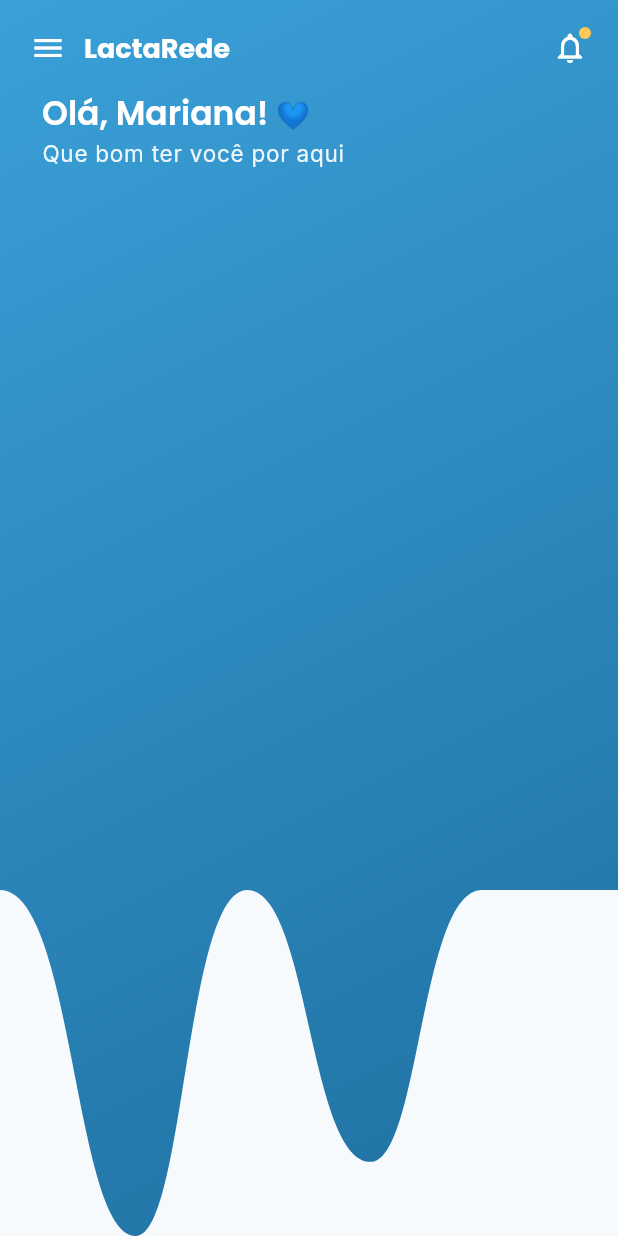
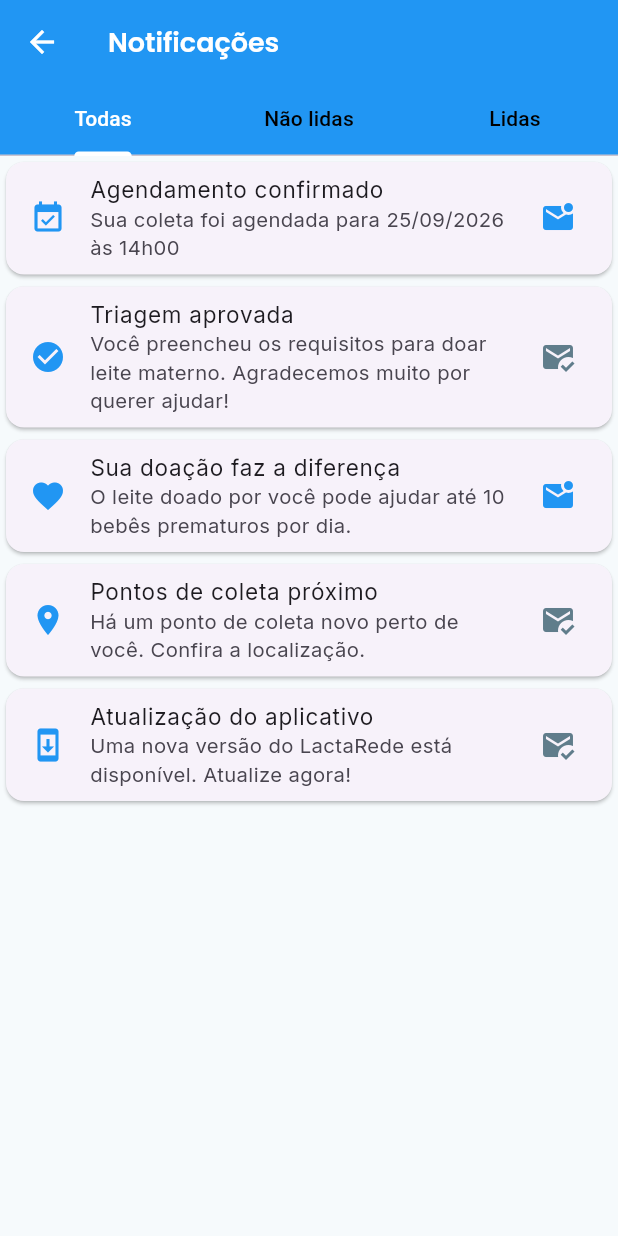
Before and after one commit to isaconstance/LactaRede-App, a Flutter app: the _HomeHeader widget shown alone on an empty page, opened directly, after a tap on the "notifications none" icon, on a phone screen of 412 x 824 dp. Run offline on Flutter 3.47's test engine with Material 3 defaults, Android fonts, the phone set to English and light mode, and no system bars; our stand-ins replace google_fonts.

Commit message:
Criação das telas: Ajuda e suporte, Notificações e Agendamentos

```diff
--- a/lib/main.dart
+++ b/lib/main.dart
@@ -1,4 +1,6 @@
 import 'package:flutter/material.dart';
+import 'package:lactarede/screens/agendamentos_screen.dart';
+import 'package:lactarede/screens/help_screen.dart';
 import 'theme/app_theme.dart';
 import 'screens/home_screen.dart';
 import 'screens/account_screen.dart';
@@ -19,6 +21,8 @@ class LactaRedeApp extends StatelessWidget {
       routes: {
         '/inicio': (_) => const HomeScreen(),
         '/conta': (_) => const AccountScreen(),
+        '/ajuda': (_) => const HelpScreen(),
+        '/agendamentos': (_) => const AgendamentosScreen(),
       },
     );
   }
--- a/lib/screens/home_screen.dart
+++ b/lib/screens/home_screen.dart
@@ -1,4 +1,5 @@
 import 'package:flutter/material.dart';
+import 'package:lactarede/screens/notifications_screen.dart';
 import '../theme/app_theme.dart';
 import '../widgets/app_drawer.dart';
 import '../widgets/wave_clipper.dart';
@@ -104,7 +105,14 @@ class _HomeHeader extends StatelessWidget {
                           Icons.notifications_none,
                           color: Colors.white,
                         ),
-                        onPressed: () {},
+                        onPressed: () {
+                          Navigator.push(
+                            context,
+                            MaterialPageRoute(
+                              builder: (context) => const NotificationsScreen(),
+                            ),
+                          );
+                        },
                       ),
                       Positioned(
                         right: 10,
--- /dev/null
+++ b/lib/screens/notifications_screen.dart
@@ -0,0 +1,123 @@
+import 'package:flutter/material.dart';
+
+class NotificationsScreen extends StatefulWidget {
+  const NotificationsScreen({Key? key}) : super(key: key);
+
+  @override
+  State<NotificationsScreen> createState() => _NotificationsScreenState();
+}
+
+class _NotificationsScreenState extends State<NotificationsScreen>
+    with SingleTickerProviderStateMixin {
+  late TabController _tabController;
+
+  final List<Map<String, dynamic>> notifications = [
+    {
+      "title": "Agendamento confirmado",
+      "subtitle": "Sua coleta foi agendada para 25/09/2026 às 14h00",
+      "icon": Icons.event_available,
+      "read": false,
+    },
+    {
+      "title": "Triagem aprovada",
+      "subtitle":
+          "Você preencheu os requisitos para doar leite materno. Agradecemos muito por querer ajudar!",
+      "icon": Icons.check_circle,
+      "read": true,
+    },
+    {
+      "title": "Sua doação faz a diferença",
+      "subtitle":
+          "O leite doado por você pode ajudar até 10 bebês prematuros por dia.",
+      "icon": Icons.favorite,
+      "read": false,
+    },
+    {
+      "title": "Pontos de coleta próximo",
+      "subtitle":
+          "Há um ponto de coleta novo perto de você. Confira a localização.",
+      "icon": Icons.location_on,
+      "read": true,
+    },
+    {
+      "title": "Atualização do aplicativo",
+      "subtitle":
+          "Uma nova versão do LactaRede está disponível. Atualize agora!",
+      "icon": Icons.system_update,
+      "read": true,
+    },
+  ];
+
+  @override
+  void initState() {
+    super.initState();
+    _tabController = TabController(length: 3, vsync: this);
+  }
+
+  @override
+  void dispose() {
+    _tabController.dispose();
+    super.dispose();
+  }
+
+  List<Map<String, dynamic>> _filterNotifications(int index) {
+    if (index == 1) {
+      return notifications.where((n) => !n["read"]).toList();
+    } else if (index == 2) {
+      return notifications.where((n) => n["read"]).toList();
+    }
+    return notifications;
+  }
+
+  @override
+  Widget build(BuildContext context) {
+    return Scaffold(
+      appBar: AppBar(
+        backgroundColor: Colors.blue,
+        title: const Text("Notificações"),
+        leading: IconButton(
+          icon: const Icon(Icons.arrow_back),
+          onPressed: () {
+            Navigator.pop(context);
+          },
+        ),
+        bottom: TabBar(
+          controller: _tabController,
+          labelColor: Colors.white,
+          unselectedLabelColor: Colors.black,
+          indicatorColor: Colors.white,
+          tabs: const [
+            Tab(text: "Todas"),
+            Tab(text: "Não lidas"),
+            Tab(text: "Lidas"),
+          ],
+        ),
+      ),
+      body: TabBarView(
+        controller: _tabController,
+        children: List.generate(3, (index) {
+          final filtered = _filterNotifications(index);
+          return ListView.builder(
+            itemCount: filtered.length,
+            itemBuilder: (context, i) {
+              final notif = filtered[i];
+              return Card(
+                child: ListTile(
+                  leading: Icon(notif["icon"], color: Colors.blue),
+                  title: Text(notif["title"]),
+                  subtitle: Text(notif["subtitle"]),
+                  trailing: notif["read"]
+                      ? const Icon(
+                          Icons.mark_email_read,
+                          color: Colors.blueGrey,
+                        )
+                      : const Icon(Icons.mark_email_unread, color: Colors.blue),
+                ),
+              );
+            },
+          );
+        }),
+      ),
+    );
+  }
+}
--- a/lib/screens/splash_screen.dart
+++ b/lib/screens/splash_screen.dart
@@ -13,7 +13,6 @@ class SplashScreen extends StatelessWidget {
           children: [
             const SizedBox(height: 45),
 
-            // LOGO
             Image.asset(
               'images/logo.png',
               width: 60,
@@ -23,7 +22,6 @@ class SplashScreen extends StatelessWidget {
 
             const SizedBox(height: 5),
 
-            // NOME DA APLICAÇÃO
             RichText(
               text: const TextSpan(
                 style: TextStyle(
@@ -46,7 +44,6 @@ class SplashScreen extends StatelessWidget {
 
             const SizedBox(height: 2),
 
-            // SUBTÍTULO
             const Text(
               'Doe amor, alimente vidas',
               style: TextStyle(fontSize: 16, color: Colors.black),
@@ -54,7 +51,6 @@ class SplashScreen extends StatelessWidget {
 
             const SizedBox(height: 55),
 
-            // ILUSTRAÇÃO
             Expanded(
               child: Image.asset(
                 'images/mae_amamentando.png',
@@ -64,7 +60,6 @@ class SplashScreen extends StatelessWidget {
               ),
             ),
 
-            // BOTÃO
             Padding(
               padding: const EdgeInsets.symmetric(horizontal: 23, vertical: 35),
               child: SizedBox(
--- a/pubspec.yaml
+++ b/pubspec.yaml
@@ -36,6 +36,8 @@ dependencies:
   # The following adds the Cupertino Icons font to your application.
   # Use with the CupertinoIcons class for iOS style icons.
   cupertino_icons: ^1.0.8
+
+  url_launcher: ^6.3.2
 
 dev_dependencies:
   flutter_test:
```
Also changed, not shown: analysis_options.yaml (+9 -0 lines), lib/screens/agendamentos_screen.dart (added, +166 -0 lines), lib/screens/help_screen.dart (added, +151 -0 lines), pubspec.lock, 5 other files.
